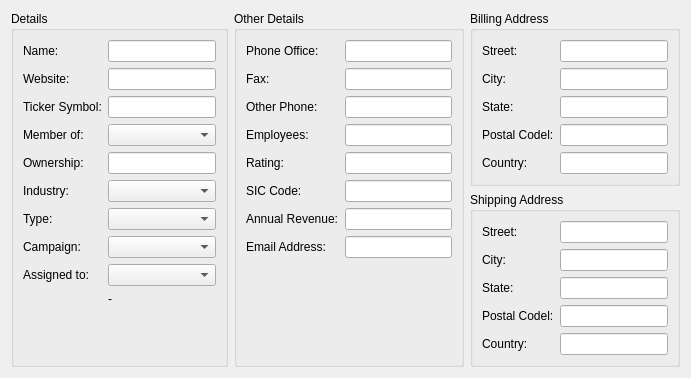
KDAB/FatCRM, file client/src/details/accountdetails.ui: the form before one commit.
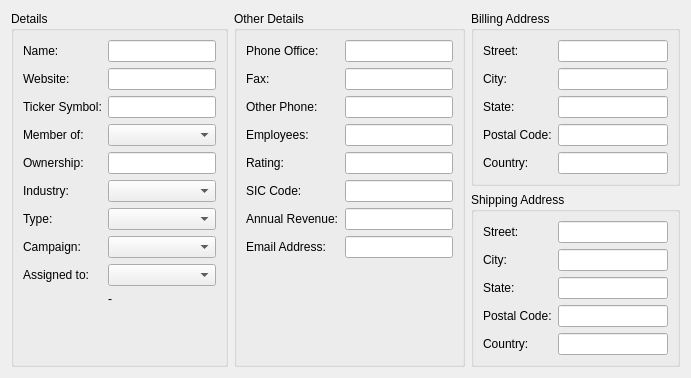
The form after the commit.

```diff
--- a/client/src/details/accountdetails.ui
+++ b/client/src/details/accountdetails.ui
@@ -255,7 +255,7 @@
       <item row="3" column="0">
        <widget class="QLabel" name="label_21">
         <property name="text">
-         <string>Postal Codel:</string>
+         <string>Postal Code:</string>
         </property>
        </widget>
       </item>
@@ -318,7 +318,7 @@
       <item row="3" column="0">
        <widget class="QLabel" name="label_26">
         <property name="text">
-         <string>Postal Codel:</string>
+         <string>Postal Code:</string>
         </property>
        </widget>
       </item>
```
